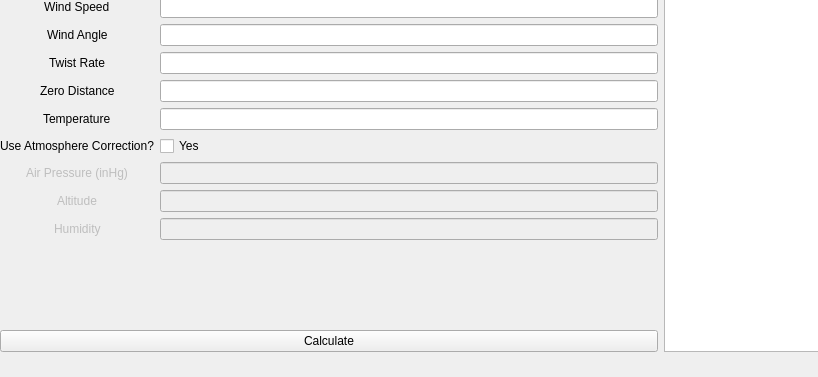
This is Ballistics/mainwindow.ui in hkaase/BallisticsVisualizer as Qt 5 draws it before an edit; both pictures show x 0 to 818 and y 226 to 603 of the 1323 by 603 pixel window. The edited form follows.
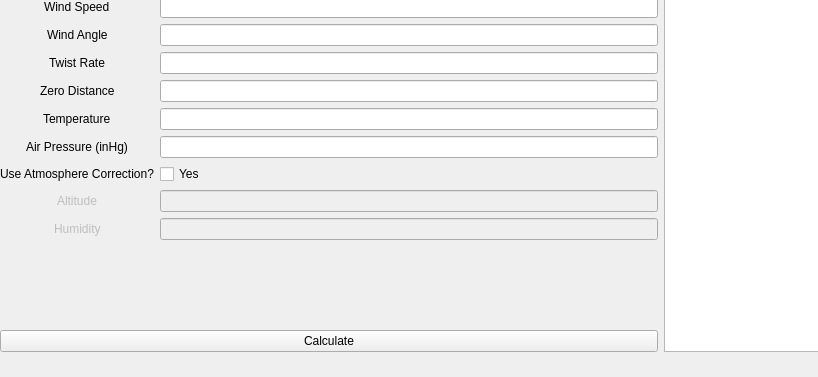
This is the edited form. Custom widgets are drawn as their Qt base class.

```diff
--- a/Ballistics/mainwindow.ui
+++ b/Ballistics/mainwindow.ui
@@ -179,14 +179,14 @@
          <item row="11" column="1">
           <widget class="QLineEdit" name="zero"/>
          </item>
-         <item row="13" column="0">
+         <item row="14" column="0">
           <widget class="QLabel" name="atmosCheckLabel">
            <property name="text">
             <string>Use Atmosphere Correction?</string>
            </property>
           </widget>
          </item>
-         <item row="13" column="1">
+         <item row="14" column="1">
           <widget class="QCheckBox" name="useAtmosCorrection">
            <property name="enabled">
             <bool>true</bool>
@@ -199,24 +199,7 @@
            </property>
           </widget>
          </item>
-         <item row="15" column="0">
-          <widget class="QLabel" name="airPressureInHgLabel">
-           <property name="enabled">
-            <bool>false</bool>
-           </property>
-           <property name="text">
-            <string>Air Pressure (inHg)</string>
-           </property>
-          </widget>
-         </item>
-         <item row="15" column="1">
-          <widget class="QLineEdit" name="inHg">
-           <property name="enabled">
-            <bool>false</bool>
-           </property>
-          </widget>
-         </item>
-         <item row="16" column="0">
+         <item row="17" column="0">
           <widget class="QLabel" name="altitudeLabel">
            <property name="enabled">
             <bool>false</bool>
@@ -226,14 +209,14 @@
            </property>
           </widget>
          </item>
-         <item row="16" column="1">
+         <item row="17" column="1">
           <widget class="QLineEdit" name="altitude">
            <property name="enabled">
             <bool>false</bool>
            </property>
           </widget>
          </item>
-         <item row="17" column="0">
+         <item row="18" column="0">
           <widget class="QLabel" name="humidityLabel">
            <property name="enabled">
             <bool>false</bool>
@@ -243,7 +226,7 @@
            </property>
           </widget>
          </item>
-         <item row="17" column="1">
+         <item row="18" column="1">
           <widget class="QLineEdit" name="humidity">
            <property name="enabled">
             <bool>false</bool>
@@ -276,6 +259,23 @@
            </property>
           </widget>
          </item>
+         <item row="13" column="0">
+          <widget class="QLabel" name="airPressureInHgLabel">
+           <property name="enabled">
+            <bool>true</bool>
+           </property>
+           <property name="text">
+            <string>Air Pressure (inHg)</string>
+           </property>
+          </widget>
+         </item>
+         <item row="13" column="1">
+          <widget class="QLineEdit" name="inHg">
+           <property name="enabled">
+            <bool>true</bool>
+           </property>
+          </widget>
+         </item>
         </layout>
        </item>
        <item>
```
Left out of the diff: 32 changed lines with no effect on the pictures.
